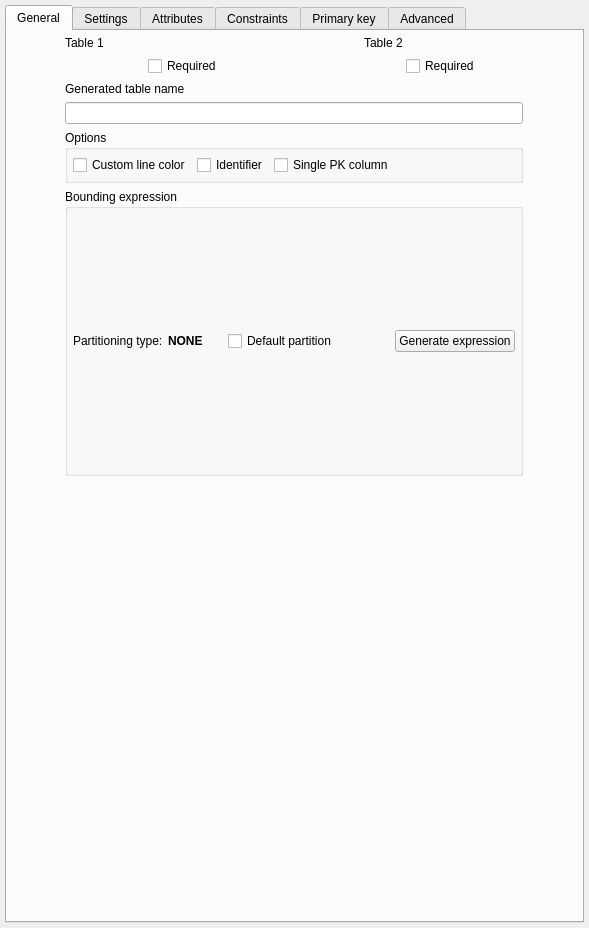
Above: libs/libgui/ui/dbobjects/relationshipwidget.ui from maniac787/pgmodeler before the change. Below: the same form after it.
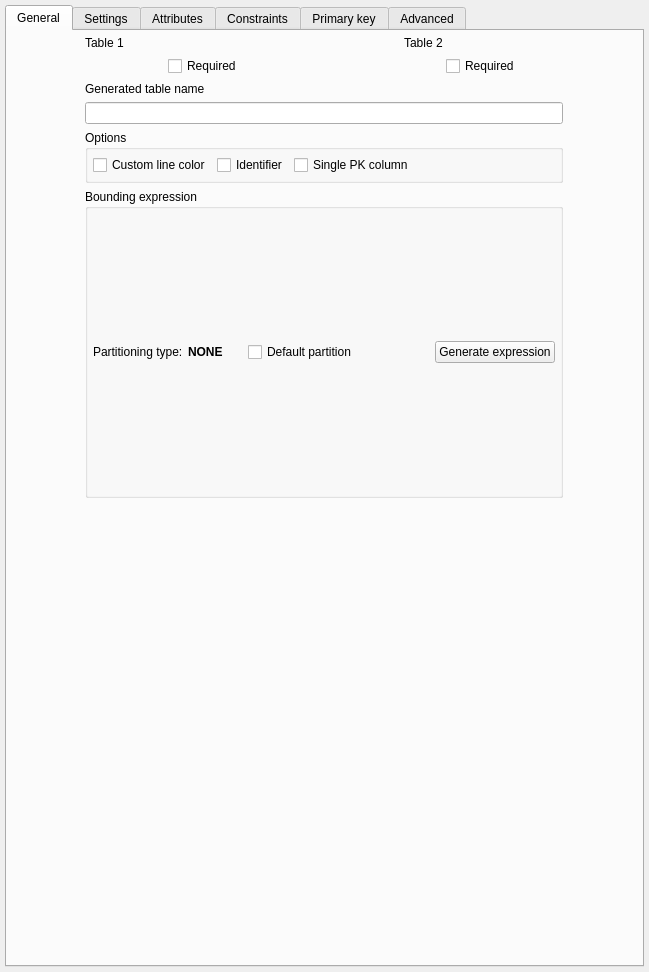
That is the form after the change. Icons and pictures are not drawn.

Commit message:
Minor UI refinements in widget layouts
- Adjusted TableWidget minimum height to 580px
- Fixed RoleWidget validity date format and QGroupBox spacing
- Standardized TableWidget options_gb margins and spacing
- Updated RelationshipWidget and RoleWidget UI dimensions

```diff
--- a/libs/libgui/ui/dbobjects/relationshipwidget.ui
+++ b/libs/libgui/ui/dbobjects/relationshipwidget.ui
@@ -6,8 +6,8 @@
    <rect>
     <x>0</x>
     <y>0</y>
-    <width>589</width>
-    <height>928</height>
+    <width>649</width>
+    <height>972</height>
    </rect>
   </property>
   <property name="sizePolicy">
```
The commit also changes 3 other files.
